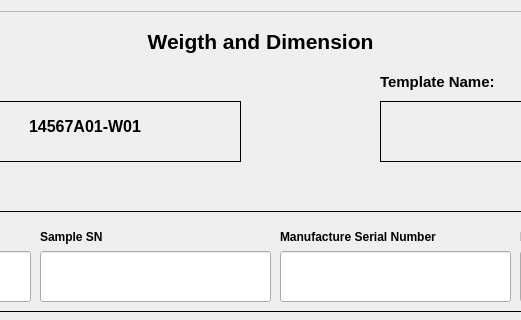
First picture: the form in RGui_Screening_DataCollection.ui, repository wa26532977/WnDtesting, before the edit; both pictures show x 281 to 802 and y 0 to 320 of the 1154 by 930 pixel window.
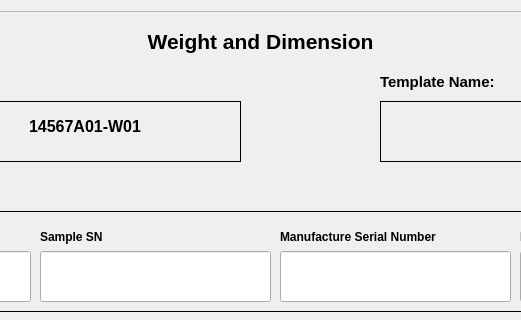
Second picture: the form after the edit.

Patch:
```diff
--- a/RGui_Screening_DataCollection.ui
+++ b/RGui_Screening_DataCollection.ui
@@ -42,7 +42,7 @@
        <enum>Qt::LeftToRight</enum>
       </property>
       <property name="text">
-       <string>Weigth and Dimension</string>
+       <string>Weight and Dimension</string>
       </property>
       <property name="alignment">
        <set>Qt::AlignCenter</set>
```
